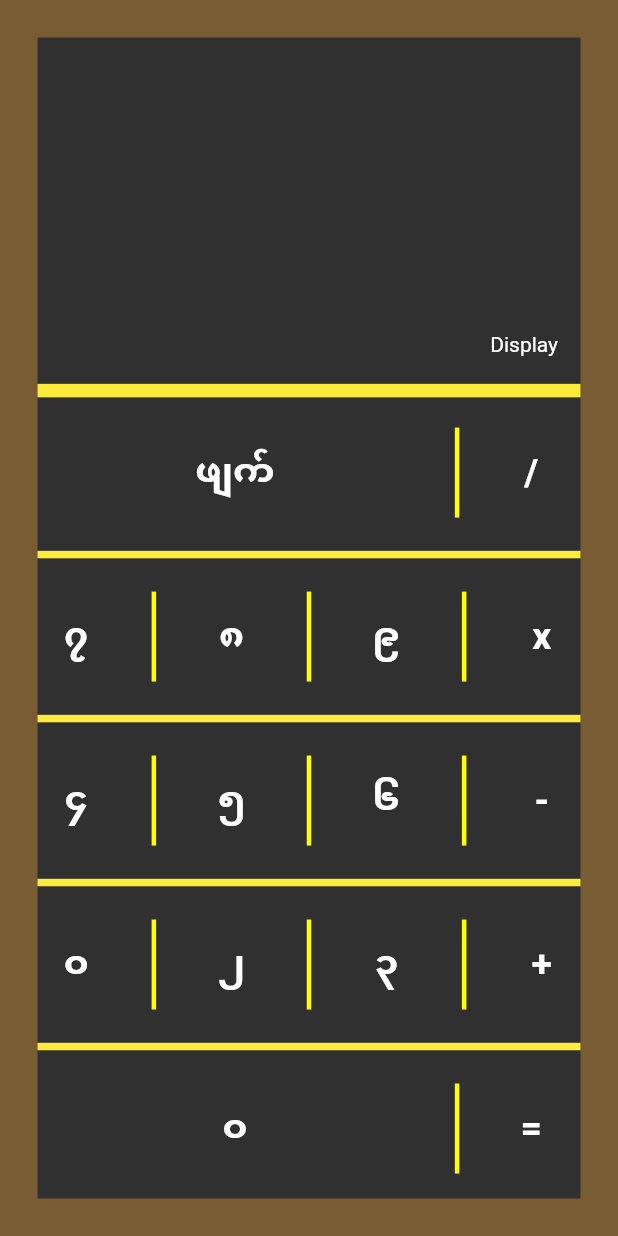
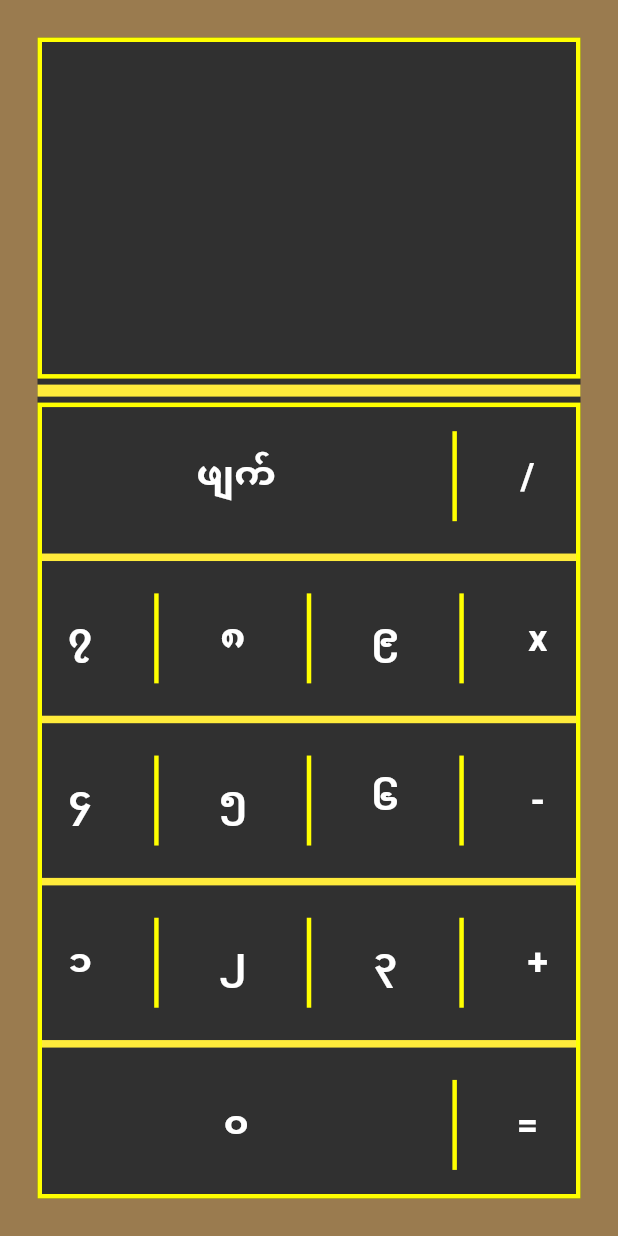
Before and after one commit to theingishwesin/burmese_digits_calculator, a Flutter app: the screen it shows after launch, after a tap on "ဖျက်", on a phone screen of 412 x 824 dp. Run offline on Flutter 3.47's test engine with Material 2 defaults, Android fonts, the phone set to English and light mode, and no system bars.

```diff
--- a/lib/app_style.dart
+++ b/lib/app_style.dart
@@ -6,8 +6,14 @@ const TextStyle buttonLabelStyle = TextStyle(
   fontWeight: FontWeight.bold,
 );
 
-const Color borderColor = Color(0xFF795C34);
+const TextStyle displayInterfaceStyle = TextStyle(
+  fontSize: 35.0,
+  fontWeight: FontWeight.bold,
+  color: Color(0xFFFFFF00),
+);
+
+//const Color borderColor = Color(0xFF795C34);
 //const Color borderColor = Color(0xFF80471C);
 //const Color borderColor = Color(0xFF65350F);
 //const Color borderColor = Color(0xFF5E2C04);
-//const Color borderColor = Color(0xFF9A7b4F);
+const Color borderColor = Color(0xFF9A7b4F);
--- a/lib/calculator_UI_screen.dart
+++ b/lib/calculator_UI_screen.dart
@@ -1,6 +1,9 @@
+import 'package:burmese_digits_calculator/calculator_brain.dart';
 import 'package:flutter/material.dart';
 import 'app_style.dart';
 import 'RegularNumberButtonWidget.dart';
+
+enum OPERATION { ADD, SUBTRACT, MULTIPLY, DIVIDE }
 
 class Calculator_Page extends StatefulWidget {
   @override
@@ -8,6 +11,65 @@ class Calculator_Page extends StatefulWidget {
 }
 
 class _Calculator_PageState extends State<Calculator_Page> {
+  OPERATION _operation;
+  String _display = '';
+  int NUMB1 = null;
+  int NUMB2 = null;
+  String temp = '';
+
+  void keyFun(String str, String engStr) {
+    _display = _display + str;
+    temp = temp + engStr;
+  }
+
+  void operationFun(OPERATION op) {
+    print("Inside the operationFun");
+    if (_operation == null && temp != null) {
+      _operation = op;
+
+      if (NUMB1 == null) {
+        NUMB1 = int.parse(temp);
+        print('Numb1 is here! $NUMB1');
+      } else {
+        NUMB2 = int.parse(temp);
+        print('Numb2 is here! $NUMB2');
+      }
+      temp = '';
+
+      if (op == OPERATION.ADD) {
+        _display = _display + " + ";
+      }
+      if (op == OPERATION.SUBTRACT) {
+        _display = _display + " - ";
+      }
+      if (op == OPERATION.MULTIPLY) {
+        _display = _display + " x ";
+      }
+      if (op == OPERATION.DIVIDE) {
+        _display = _display + " / ";
+      }
+    } else {
+      print('You have already selected an operation.');
+    }
+  }
+
+  String convertEng2Burmese(String english) {
+    String burmese;
+
+    burmese = english.replaceAll(RegExp(r'0'), '၀');
+    burmese = burmese.replaceAll(RegExp(r'1'), '၁');
+    burmese = burmese.replaceAll(RegExp(r'2'), '၂');
+    burmese = burmese.replaceAll(RegExp(r'3'), '၃');
+    burmese = burmese.replaceAll(RegExp(r'4'), '၄');
+    burmese = burmese.replaceAll(RegExp(r'5'), '၅');
+    burmese = burmese.replaceAll(RegExp(r'6'), '၆');
+    burmese = burmese.replaceAll(RegExp(r'7'), '၇');
+    burmese = burmese.replaceAll(RegExp(r'8'), '၈');
+    burmese = burmese.replaceAll(RegExp(r'9'), '၉');
+
+    return burmese;
+  }
+
   @override
   Widget build(BuildContext context) {
     return Container(
@@ -24,19 +86,28 @@ class _Calculator_PageState extends State<Calculator_Page> {
           Expanded(
             flex: 3,
             child: Container(
+              decoration: BoxDecoration(
+                border: Border.all(color: Colors.yellowAccent, width: 3),
+              ),
               padding: EdgeInsets.all(15.0),
               alignment: Alignment.bottomRight,
-              child: Text("Display"),
+              child: Text(
+                _display,
+                style: displayInterfaceStyle,
+              ),
             ),
           ),
           Divider(
             color: Colors.yellow,
-            thickness: 9.0,
+            thickness: 8.0,
           ),
 //SizedBox(height: 10.0),
           Expanded(
             flex: 7,
             child: Container(
+              decoration: BoxDecoration(
+                border: Border.all(color: Colors.yellowAccent, width: 3),
+              ),
 //padding: EdgeInsets.all(4.0),
               child: Column(
                 mainAxisAlignment: MainAxisAlignment.spaceEvenly,
@@ -46,19 +117,19 @@ class _Calculator_PageState extends State<Calculator_Page> {
                     children: <Widget>[
                       Expanded(
                           flex: 8,
-                        child: FlatButton(
-                          onPressed: () {},
-                          child: Container(
-                            child: Text(
-                              "ဖျက်",
-                              style: TextStyle(
-                                fontSize: 25.0,
-                                fontWeight: FontWeight.bold,
-                              ),
-                            ),
-                          ),
-                        ),
-                      ),
+                          child: RegularNumberButton(
+                            isFun: () {
+                              print('Everything is cleared!');
+                              setState(() {
+                                _display = ' ';
+                                _operation = null;
+                                temp = '';
+                                NUMB1 = null;
+                                NUMB2 = null;
+                              });
+                            },
+                            label: "ဖျက်",
+                          )),
                       Expanded(
                         child: Container(
                           height: 60.0,
@@ -70,22 +141,20 @@ class _Calculator_PageState extends State<Calculator_Page> {
                       ),
                       Expanded(
                           flex: 2,
-                        child: FlatButton(
-                          onPressed: () {},
-                          child: Container(
-                            child: Text("/",
-                                style: TextStyle(
-                                  fontSize: 25.0,
-                                  fontWeight: FontWeight.bold,
-                                )),
-                          ),
-                        ),
-                      )
+                          child: RegularNumberButton(
+                              isFun: () {
+                                setState(() {
+                                  operationFun(OPERATION.DIVIDE);
+                                });
+                              },
+                              label: "/"))
                     ],
                   ),
-                  Divider(
+                  Container(
+                    child: Divider(
                       color: Colors.yellow,
                       thickness: 5.0,
+                    ),
                   ),
                   Row(
                     mainAxisAlignment: MainAxisAlignment.spaceEvenly,
@@ -93,7 +162,10 @@ class _Calculator_PageState extends State<Calculator_Page> {
                       Expanded(
                         child: RegularNumberButton(
                           isFun: () {
-                            print("It is pressed.");
+                            print("7 is pressed.");
+                            setState(() {
+                              keyFun('၇', '7');
+                            });
                           },
                           label: "၇",
                         ),
@@ -111,6 +183,9 @@ class _Calculator_PageState extends State<Calculator_Page> {
                         child: RegularNumberButton(
                             isFun: () {
                               print('8 is pressed!');
+                              setState(() {
+                                keyFun('၈', '8');
+                              });
                             },
                             label: "၈"),
                       ),
@@ -127,6 +202,9 @@ class _Calculator_PageState extends State<Calculator_Page> {
                         child: RegularNumberButton(
                             isFun: () {
                               print('9 is pressed');
+                              setState(() {
+                                keyFun('၉', '9');
+                              });
                             },
                             label: "၉"),
                       ),
@@ -143,14 +221,19 @@ class _Calculator_PageState extends State<Calculator_Page> {
                         child: RegularNumberButton(
                             isFun: () {
                               print('x is pressed.');
+                              setState(() {
+                                operationFun(OPERATION.MULTIPLY);
+                              });
                             },
                             label: "x"),
                       )
                     ],
                   ),
-                  Divider(
+                  Container(
+                    child: Divider(
                       color: Colors.yellow,
                       thickness: 5.0,
+                    ),
                   ),
                   Row(
                     mainAxisAlignment: MainAxisAlignment.spaceEvenly,
@@ -159,6 +242,9 @@ class _Calculator_PageState extends State<Calculator_Page> {
                           child: RegularNumberButton(
                               isFun: () {
                                 print('4 is pressed');
+                                setState(() {
+                                  keyFun('၄', '4');
+                                });
                               },
                               label: "၄")),
                       Expanded(
@@ -174,6 +260,9 @@ class _Calculator_PageState extends State<Calculator_Page> {
                           child: RegularNumberButton(
                               isFun: () {
                                 print('5 is pressed');
+                                setState(() {
+                                  keyFun('၅', '5');
+                                });
                               },
                               label: "၅")),
                       Expanded(
@@ -189,6 +278,9 @@ class _Calculator_PageState extends State<Calculator_Page> {
                           child: RegularNumberButton(
                               isFun: () {
                                 print('6 is pressed');
+                                setState(() {
+                                  keyFun('၆', '6');
+                                });
                               },
                               label: "၆")),
                       Expanded(
@@ -204,14 +296,19 @@ class _Calculator_PageState extends State<Calculator_Page> {
                         child: RegularNumberButton(
                             isFun: () {
                               print('- is pressed');
+                              setState(() {
+                                operationFun(OPERATION.SUBTRACT);
+                              });
                             },
                             label: "-"),
                       )
                     ],
                   ),
-                  Divider(
+                  Container(
+                    child: Divider(
                       color: Colors.yellow,
                       thickness: 5.0,
+                    ),
                   ),
                   Row(
                     mainAxisAlignment: MainAxisAlignment.spaceEvenly,
@@ -220,8 +317,11 @@ class _Calculator_PageState extends State<Calculator_Page> {
                         child: RegularNumberButton(
                             isFun: () {
                               print('1 is pressed');
+                              setState(() {
+                                keyFun('၁', '1');
+                              });
                             },
-                            label: "၀"),
+                            label: "၁"),
                       ),
                       Expanded(
                         child: Container(
@@ -236,6 +336,9 @@ class _Calculator_PageState extends State<Calculator_Page> {
                           child: RegularNumberButton(
                               isFun: () {
                                 print('2 is pressed.');
+                                setState(() {
+                                  keyFun('၂', '2');
+                                });
                               },
                               label: "၂")),
                       Expanded(
@@ -251,6 +354,9 @@ class _Calculator_PageState extends State<Calculator_Page> {
                           child: RegularNumberButton(
                               isFun: () {
                                 print('3 is pressed.');
+                                setState(() {
+                                  keyFun('၃', '3');
+                                });
                               },
                               label: "၃")),
                       Expanded(
@@ -266,31 +372,34 @@ class _Calculator_PageState extends State<Calculator_Page> {
                         child: RegularNumberButton(
                             isFun: () {
                               print('+ is pressed.!');
+                              setState(() {
+                                print("function is called in ADD");
+                                operationFun(OPERATION.ADD);
+                              });
                             },
                             label: "+"),
                       )
                     ],
                   ),
-                  Divider(
+                  Container(
+                    child: Divider(
                       color: Colors.yellow,
                       thickness: 5.0,
+                    ),
                   ),
                   Row(
                     mainAxisAlignment: MainAxisAlignment.end,
                     children: <Widget>[
                       Expanded(
                           flex: 8,
-                        child: FlatButton(
-                          onPressed: () {},
-                          child: Container(
-                            child: Text("၀",
-                                style: TextStyle(
-                                  fontSize: 25.0,
-                                  fontWeight: FontWeight.bold,
-                                )),
-                          ),
-                        ),
-                      ),
+                          child: RegularNumberButton(
+                              isFun: () {
+                                print('0 is pressed.');
+                                setState(() {
+                                  keyFun('၀', '0');
+                                });
+                              },
+                              label: "၀")),
                       Expanded(
                         child: Container(
                           height: 60.0,
@@ -302,15 +411,40 @@ class _Calculator_PageState extends State<Calculator_Page> {
                       ),
                       Expanded(
                         flex: 2,
-                        child: FlatButton(
-                          onPressed: () {},
-                          child: Container(
-                            child: Text("=",
-                                style: TextStyle(
-                                  fontSize: 25.0,
-                                  fontWeight: FontWeight.bold,
-                                )),
-                          ),
+                        child: RegularNumberButton(
+                          isFun: () {
+                            print('Check the operation');
+                            setState(() {
+                              NUMB2 = int.parse(temp);
+                              print(NUMB1);
+                              print(NUMB2);
+                              print(_operation);
+
+                              if (NUMB1 != null &&
+                                  NUMB2 != null &&
+                                  _operation != null) {
+                                CalculatorBrain brain = CalculatorBrain();
+                                if (_operation == OPERATION.ADD) {
+                                  brain.add(NUMB1, NUMB2);
+                                  print("Going for + operation");
+                                } else if (_operation == OPERATION.SUBTRACT) {
+                                  brain.subtract(NUMB1, NUMB2);
+                                  print("Going for - operation");
+                                } else if (_operation == OPERATION.MULTIPLY) {
+                                  brain.multiply(NUMB1, NUMB2);
+                                  print("Going for + operation");
+                                } else if (_operation == OPERATION.DIVIDE) {
+                                  brain.divide(NUMB1, NUMB2);
+                                  print("Going for + operation");
+                                }
+                                var result = brain.result();
+                                _display =
+                                    convertEng2Burmese(result.toString());
+                                _operation = null;
+                              }
+                            });
+                          },
+                          label: '=',
                         ),
                       )
                     ],
--- a/lib/main.dart
+++ b/lib/main.dart
@@ -4,8 +4,8 @@ import 'package:flutter/services.dart';
 
 import 'calculator_UI_screen.dart';
 
-void main() async {
-  await SystemChrome.setPreferredOrientations([DeviceOrientation.portraitUp]);
+void main() {
+  //await SystemChrome.setPreferredOrientations([DeviceOrientation.portraitUp]);
   runApp(Burmese_Digits_Calculator());
 }
 
```
Also changed, not shown: lib/calculator_brain.dart (+10 -6 lines). Lines whose indentation alone changed are shown as unchanged.
